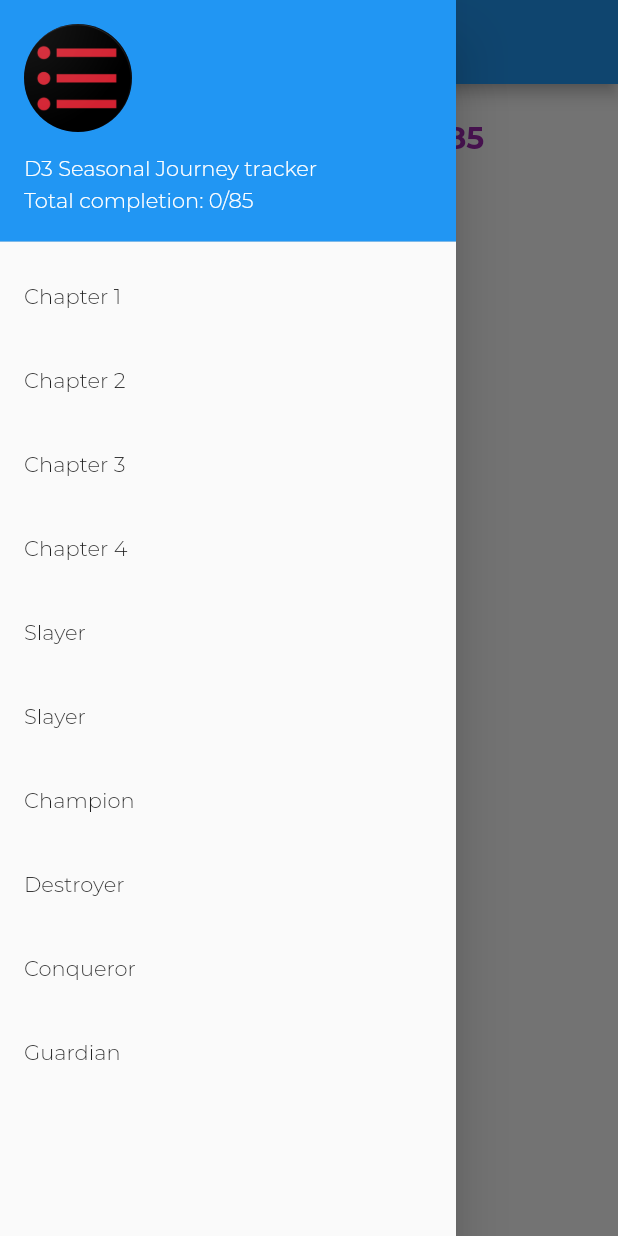
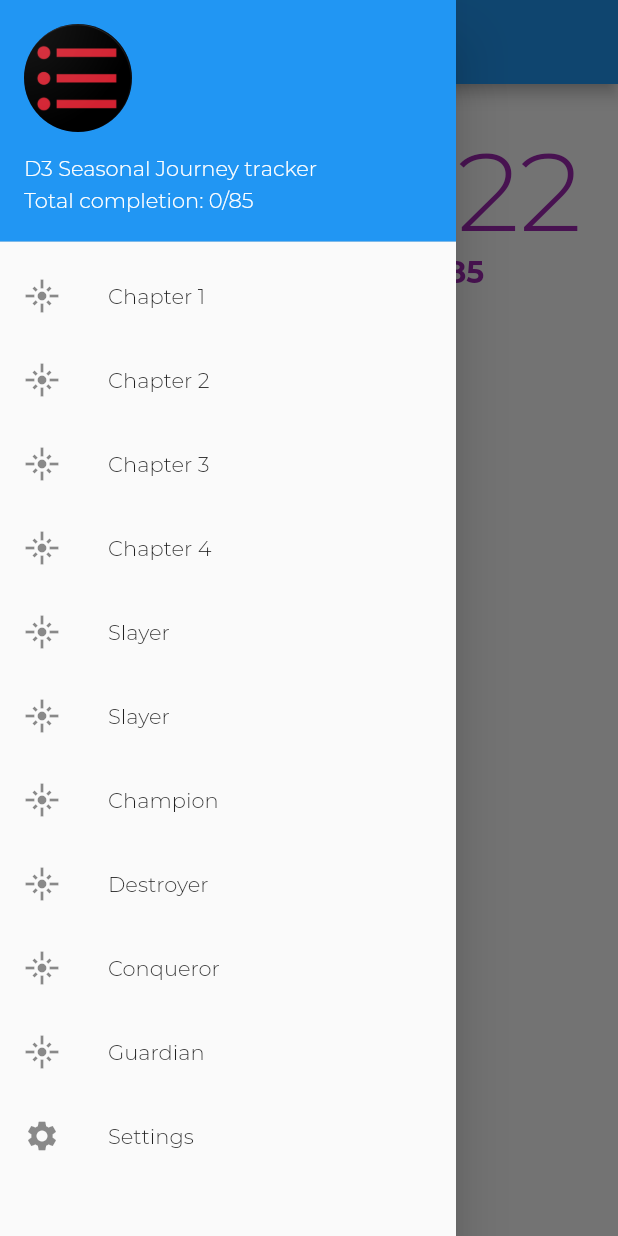
Before and after one commit to jebstern/journey-tracker, a Flutter app: the screen it shows after launch, with the side drawer open, on a phone screen of 412 x 824 dp. Run offline on Flutter 3.47's test engine with Material 2 defaults, Android fonts, the phone set to English and light mode, and no system bars; drawn by our look-alikes of percent_indicator; our stand-ins replace get, sqflite; accounts and stored records are empty.

Commit message:
Misc fixes

```diff
--- a/lib/main.dart
+++ b/lib/main.dart
@@ -15,10 +15,7 @@ class MyApp extends StatelessWidget {
   Widget build(BuildContext context) {
     return GetMaterialApp(
       title: 'D3 Journey Tracker',
-      home: GetBuilder<Controller>(
-        init: Controller(),
-        builder: (s) => HomePage(),
-      ),
+      home: HomePage(),
       theme: ThemeData(fontFamily: 'Montserrat'),
     );
   }
--- a/lib/pages/home_page.dart
+++ b/lib/pages/home_page.dart
@@ -2,6 +2,7 @@ import 'package:flutter/material.dart';
 import 'package:get/get.dart';
 import 'package:journey_tracker/controller/controller.dart';
 import 'package:journey_tracker/pages/chapter_page.dart';
+import 'package:journey_tracker/pages/settings_page.dart';
 import 'package:percent_indicator/percent_indicator.dart';
 
 class HomePage extends StatefulWidget {
@@ -18,17 +19,30 @@ class _HomePageState extends State<HomePage> {
   Widget build(BuildContext context) {
     return Scaffold(
       appBar: AppBar(
-        title: Text('Season 22'),
+        title: Text("D3 Journey Tracker"),
       ),
-      body: Padding(
-        padding: const EdgeInsets.all(24.0),
-        child: GetBuilder<Controller>(
-          builder: (controller) => Container(
+      body: GetBuilder<Controller>(
+        init: Controller(),
+        builder: (controller) => Padding(
+          padding: const EdgeInsets.all(24.0),
+          child: Container(
             width: double.infinity,
             child: Column(
               mainAxisSize: MainAxisSize.max,
               crossAxisAlignment: CrossAxisAlignment.center,
               children: [
+                Container(
+                  width: double.infinity,
+                  child: FittedBox(
+                    fit: BoxFit.fitWidth,
+                    child: Text(
+                      "Season 22",
+                      style: TextStyle(
+                        color: Colors.purple,
+                      ),
+                    ),
+                  ),
+                ),
                 CircularPercentIndicator(
                   radius: 120.0,
                   lineWidth: 13.0,
@@ -81,6 +95,10 @@ class _HomePageState extends State<HomePage> {
   List<Widget> _getDrawerItems(Controller controller) {
     List<Widget> items = [];
 
+    if (controller.chapters == null) {
+      return [];
+    }
+
     items.add(
       UserAccountsDrawerHeader(
         accountName: Text("D3 Seasonal Journey tracker"),
@@ -93,18 +111,24 @@ class _HomePageState extends State<HomePage> {
 
     for (int i = 0; i < controller.chapters.length; i++) {
       items.add(ListTile(
+        leading: Icon(Icons.flare_sharp),
         title: Text(controller.chapters[i].title),
         onTap: () {
           Get.back();
-          Get.to(
-            () => ChapterWidget(
-              chapter: controller.chapters[i].title,
-            ),
-          );
+          Get.to(() => ChapterWidget(chapter: controller.chapters[i].title));
         },
       ));
     }
 
+    items.add(ListTile(
+      leading: Icon(Icons.settings),
+      title: Text("Settings"),
+      onTap: () {
+        Get.back();
+        Get.to(() => SettingsPage());
+      },
+    ));
+
     return items;
   }
 }
```
Also changed, not shown: lib/controller/controller.dart (+6 -3 lines), lib/pages/settings_page.dart (added, +41 -0 lines), lib/repository/db_provider.dart (+7 -7 lines).
